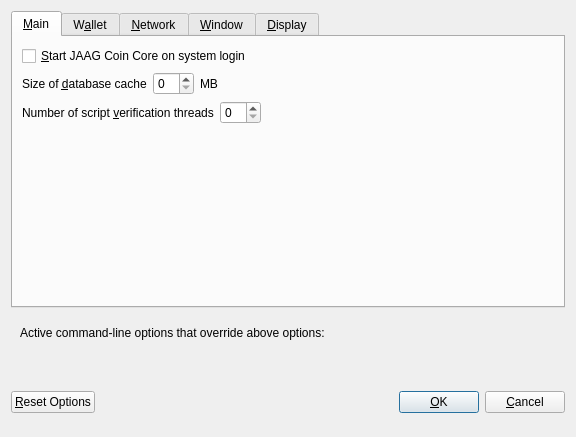
First picture: the form in src/qt/forms/optionsdialog.ui, repository fcemmon/JAAG, before the edit.
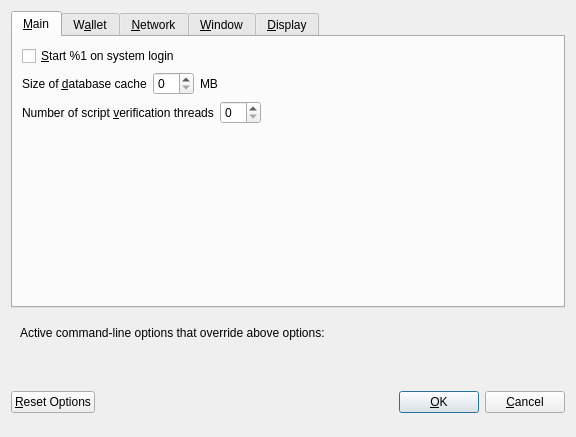
Second picture: the form after the edit. Custom widgets are drawn as their Qt base class.

Patch:
```diff
--- a/src/qt/forms/optionsdialog.ui
+++ b/src/qt/forms/optionsdialog.ui
@@ -33,7 +33,7 @@
           <string>Automatically start JAAG Coin Core after logging in to the system.</string>
          </property>
          <property name="text">
-          <string>&amp;Start JAAG Coin Core on system login</string>
+          <string>&amp;Start %1 on system login</string>
          </property>
         </widget>
        </item>
```
Left out of the diff: 12 changed lines with no effect on the pictures.
